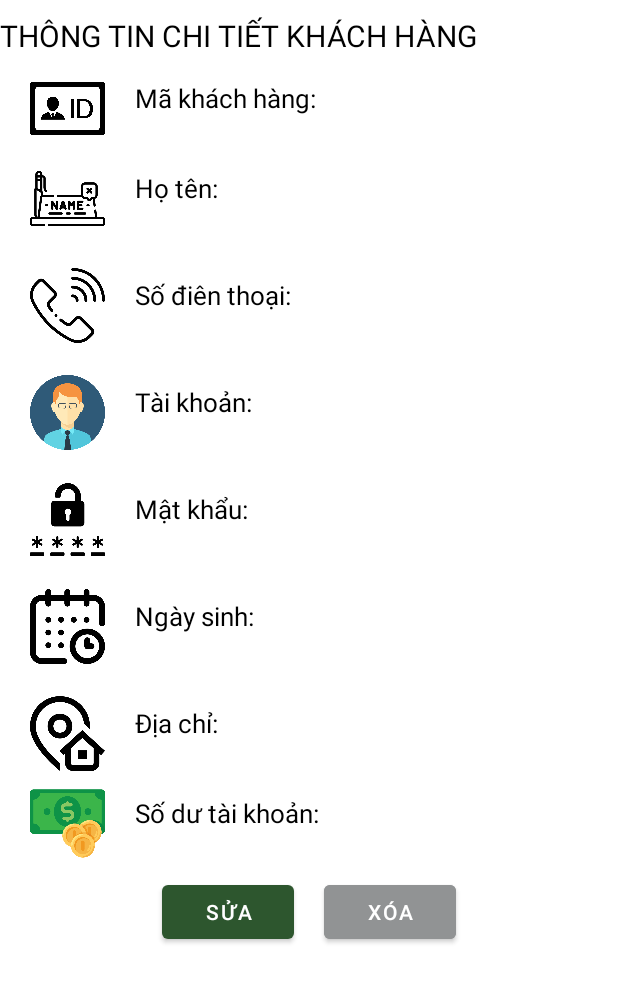
After one commit to chudinhhieu/TuHuBread, an Android app: the layout activity_chi_tiet_khach_hang.xml on its own in the app's theme, with its tools: preview values and no code run, on a phone screen of 412 x 824 dp. The commit adds this screen. Shown: the top 982 px of the screen. Run offline under Robolectric (Android 15) with nearby library versions, the phone set to English and light mode, and no system bars.

Commit message:
code chiet tiet KhachHang

```diff
--- /dev/null
+++ b/app/src/main/java/hieucdph29636/fpoly/tuhubread/Activity/ChiTiet_KhachHang.java
@@ -0,0 +1,67 @@
+package hieucdph29636.fpoly.tuhubread.Activity;
+
+import androidx.appcompat.app.AlertDialog;
+import androidx.appcompat.app.AppCompatActivity;
+
+import android.content.DialogInterface;
+import android.os.Bundle;
+import android.view.View;
+import android.widget.Button;
+import android.widget.TextView;
+
+import java.util.ArrayList;
+
+import hieucdph29636.fpoly.tuhubread.DAO.KhachHangDAO;
+import hieucdph29636.fpoly.tuhubread.DTO.KhachHang;
+import hieucdph29636.fpoly.tuhubread.R;
+
+public class ChiTiet_KhachHang extends AppCompatActivity {
+    TextView tv_maKH,tv_nameKH,tv_taiKhoanKH,tv_dateKH,tv_passKH,tv_addressKH,tv_soDuTK_KH,tv_sdtKH;
+    Button btn_deleteKH,btn_editKH;
+    KhachHangDAO khachHangDAO;
+    ArrayList<KhachHang> listKH;
+    KhachHang objKH;
+    @Override
+    protected void onCreate(Bundle savedInstanceState) {
+        super.onCreate(savedInstanceState);
+        setContentView(R.layout.activity_chi_tiet_khach_hang);
+        tv_maKH=findViewById(R.id.tv_maKH);
+        tv_nameKH=findViewById(R.id.tv_nameKH);
+        tv_taiKhoanKH=findViewById(R.id.tv_taiKhoanKH);
+        tv_dateKH=findViewById(R.id.tv_dateKH);
+        tv_passKH=findViewById(R.id.tv_passKH);
+        tv_sdtKH=findViewById(R.id.tv_sdtKH);
+        tv_addressKH=findViewById(R.id.tv_AddressKH);
+        tv_soDuTK_KH=findViewById(R.id.tv_soDuTK_KH);
+        khachHangDAO=new KhachHangDAO(getApplicationContext());
+        btn_editKH.setOnClickListener(new View.OnClickListener() {
+            @Override
+            public void onClick(View v) {
+
+            }
+        });
+        btn_deleteKH.setOnClickListener(new View.OnClickListener() {
+            @Override
+            public void onClick(View v) {
+                AlertDialog.Builder builder=new AlertDialog.Builder(getApplicationContext());
+                builder.setTitle("Bạn có muốn xóa không?");
+                builder.setNegativeButton("CANCEL", new DialogInterface.OnClickListener() {
+                    @Override
+                    public void onClick(DialogInterface dialog, int which) {
+                        dialog.cancel();
+                    }
+                });
+                builder.setPositiveButton("OK", new DialogInterface.OnClickListener() {
+                    @Override
+                    public void onClick(DialogInterface dialog, int which) {
+//                        khachHangDAO.deleteKhachHang(objKH);
+//                        khachHangDAO.close();
+//                        listKH.remove(objKH);
+//                        dialog.dismiss();
+                    }
+                });
+                builder.create().show();
+            }
+        });
+    }
+}
--- a/app/src/main/java/hieucdph29636/fpoly/tuhubread/adapter/KhachHangAdapter.java
+++ b/app/src/main/java/hieucdph29636/fpoly/tuhubread/adapter/KhachHangAdapter.java
@@ -2,6 +2,8 @@ package hieucdph29636.fpoly.tuhubread.adapter;
 
 import android.app.Activity;
 import android.content.Context;
+import android.content.Intent;
+import android.os.Bundle;
 import android.view.LayoutInflater;
 import android.view.View;
 import android.view.ViewGroup;
@@ -13,6 +15,7 @@ import androidx.recyclerview.widget.RecyclerView;
 
 import java.util.ArrayList;
 
+import hieucdph29636.fpoly.tuhubread.Activity.ChiTiet_KhachHang;
 import hieucdph29636.fpoly.tuhubread.Activity.KhachHang_Activity;
 import hieucdph29636.fpoly.tuhubread.DTO.KhachHang;
 import hieucdph29636.fpoly.tuhubread.R;
@@ -41,6 +44,25 @@ public class KhachHangAdapter extends RecyclerView.Adapter<KhachHangAdapter.View
         int k_hang=position;
         holder.tv_ten_kh.setText(listKH.get(position).getHoTen());
         holder.tv_sdt_kh.setText(listKH.get(position).getSoDienThoai());
+        holder.chitietKH.setOnClickListener(new View.OnClickListener() {
+            @Override
+            public void onClick(View v) {
+                Intent i=new Intent(context, ChiTiet_KhachHang.class);
+                Bundle bundle=new Bundle();
+                bundle.putInt("tv_maKH",listKH.get(k_hang).getId_KhachHang());
+                bundle.putString("tv_nameKH",listKH.get(k_hang).getHoTen());
+                bundle.putString("tv_sdtKH",listKH.get(k_hang).getSoDienThoai());
+                bundle.putString("tv_taiKhoanKH",listKH.get(k_hang).getTaiKhoan());
+                bundle.putString("tv_passKH",listKH.get(k_hang).getMatKhau());
+                bundle.putString("tv_dateKH",listKH.get(k_hang).getNgaySinh());
+                bundle.putString("tv_Address",listKH.get(k_hang).getDiaChi());
+                bundle.putInt("tv_soDuTK_KH",listKH.get(k_hang).getSoDuTaiKhoan());
+
+                i.putExtras(bundle);
+                context.startActivity(i);
+
+            }
+        });
     }
 
     @Override
@@ -50,10 +72,12 @@ public class KhachHangAdapter extends RecyclerView.Adapter<KhachHangAdapter.View
 
     public class ViewHolder extends RecyclerView.ViewHolder{
         TextView tv_ten_kh,tv_sdt_kh;
+        LinearLayout chitietKH;
         public ViewHolder(@NonNull View itemView) {
             super(itemView);
             tv_ten_kh = itemView.findViewById(R.id.tvTen_KH);
             tv_sdt_kh = itemView.findViewById(R.id.tv_Sdt_kH);
+            chitietKH=itemView.findViewById(R.id.chitietKH);
         }
     }
 }
--- /dev/null
+++ b/app/src/main/res/layout/activity_chi_tiet_khach_hang.xml
@@ -0,0 +1,300 @@
+<?xml version="1.0" encoding="utf-8"?>
+<LinearLayout xmlns:android="http://schemas.android.com/apk/res/android"
+    xmlns:app="http://schemas.android.com/apk/res-auto"
+    xmlns:tools="http://schemas.android.com/tools"
+    android:layout_width="match_parent"
+    android:layout_height="match_parent"
+    tools:context=".Activity.ChiTiet_KhachHang"
+    android:orientation="vertical">
+    <TextView
+        android:id="@+id/tv_ctkh"
+        android:layout_width="wrap_content"
+        android:layout_height="wrap_content"
+        android:layout_below="@id/avatar_chitiet_ls"
+        android:layout_centerHorizontal="true"
+        android:layout_marginTop="10dp"
+        android:text="THÔNG TIN CHI TIẾT KHÁCH HÀNG"
+        android:textColor="@color/black"
+        android:textSize="20sp" />
+
+    <LinearLayout
+        android:orientation="horizontal"
+        android:layout_width="match_parent"
+        android:layout_height="wrap_content"
+        android:layout_below="@id/tv_ctkh"
+        android:layout_marginLeft="20dp"
+        android:layout_marginTop="10dp"
+        android:layout_marginRight="20dp">
+
+        <ImageView
+
+            android:layout_width="50dp"
+            android:layout_height="50dp"
+            android:layout_centerVertical="true"
+            android:layout_marginRight="20dp"
+            android:src="@drawable/id" />
+
+        <TextView
+
+            android:layout_width="wrap_content"
+            android:layout_height="wrap_content"
+            android:layout_toRightOf="@id/img1"
+            android:text="Mã khách hàng: "
+            android:textColor="@color/black"
+            android:textSize="17dp" />
+
+        <TextView
+            android:id="@+id/tv_maKH"
+            android:layout_width="195dp"
+            android:layout_height="wrap_content"
+            android:layout_below="@id/tv1"
+            android:layout_toRightOf="@id/img1"
+            android:fontFamily="@font/mali"
+            android:textSize="16dp" />
+
+
+    </LinearLayout>
+
+    <LinearLayout
+        android:layout_width="match_parent"
+        android:layout_height="61dp"
+        android:layout_marginLeft="20dp"
+        android:layout_marginTop="10dp"
+        android:layout_marginRight="20dp"
+        android:orientation="horizontal">
+
+        <ImageView
+            android:layout_width="50dp"
+            android:layout_height="50dp"
+            android:layout_marginRight="20dp"
+            android:src="@drawable/username" />
+
+        <TextView
+
+            android:layout_width="wrap_content"
+            android:layout_height="wrap_content"
+            android:text="Họ tên: "
+            android:textColor="@color/black"
+            android:textSize="17dp" />
+
+        <TextView
+            android:id="@+id/tv_nameKH"
+            android:layout_width="195dp"
+            android:layout_height="wrap_content"
+            android:fontFamily="@font/mali"
+            android:textSize="16dp" />
+
+
+    </LinearLayout>
+    <LinearLayout
+        android:layout_width="match_parent"
+        android:layout_height="61dp"
+        android:layout_marginLeft="20dp"
+        android:layout_marginTop="10dp"
+        android:layout_marginRight="20dp"
+        android:orientation="horizontal">
+
+        <ImageView
+            android:layout_width="50dp"
+            android:layout_height="50dp"
+            android:layout_marginRight="20dp"
+            android:src="@drawable/phone_icon" />
+
+        <TextView
+
+            android:layout_width="wrap_content"
+            android:layout_height="wrap_content"
+            android:text="Số điên thoại: "
+            android:textColor="@color/black"
+            android:textSize="17dp" />
+
+        <TextView
+            android:id="@+id/tv_sdtKH"
+            android:layout_width="195dp"
+            android:layout_height="wrap_content"
+            android:fontFamily="@font/mali"
+            android:textSize="16dp" />
+
+
+    </LinearLayout>
+    <LinearLayout
+        android:layout_width="match_parent"
+        android:layout_height="61dp"
+        android:layout_marginLeft="20dp"
+        android:layout_marginTop="10dp"
+        android:layout_marginRight="20dp"
+        android:orientation="horizontal">
+
+        <ImageView
+
+            android:layout_width="50dp"
+            android:layout_height="50dp"
+            android:layout_marginRight="20dp"
+            android:src="@drawable/userrrrrrrr" />
+
+        <TextView
+
+            android:layout_width="wrap_content"
+            android:layout_height="wrap_content"
+            android:text="Tài khoản: "
+            android:textColor="@color/black"
+            android:textSize="17dp" />
+
+        <TextView
+            android:id="@+id/tv_taiKhoanKH"
+            android:layout_width="195dp"
+            android:layout_height="wrap_content"
+            android:fontFamily="@font/mali"
+            android:textSize="16dp" />
+
+
+    </LinearLayout>
+    <LinearLayout
+        android:layout_width="match_parent"
+        android:layout_height="61dp"
+        android:layout_marginLeft="20dp"
+        android:layout_marginTop="10dp"
+        android:layout_marginRight="20dp"
+        android:orientation="horizontal">
+
+        <ImageView
+
+            android:layout_width="50dp"
+            android:layout_height="50dp"
+            android:layout_marginRight="20dp"
+            android:src="@drawable/passwd" />
+
+        <TextView
+
+            android:layout_width="wrap_content"
+            android:layout_height="wrap_content"
+            android:text="Mật khẩu: "
+            android:textColor="@color/black"
+            android:textSize="17dp" />
+
+        <TextView
+            android:id="@+id/tv_passKH"
+            android:layout_width="195dp"
+            android:layout_height="wrap_content"
+            android:fontFamily="@font/mali"
+            android:textSize="16dp" />
+
+
+    </LinearLayout>
+    <LinearLayout
+        android:layout_width="match_parent"
+        android:layout_height="61dp"
+        android:layout_marginLeft="20dp"
+        android:layout_marginTop="10dp"
+        android:layout_marginRight="20dp"
+        android:orientation="horizontal">
+
+        <ImageView
+            android:layout_width="50dp"
+            android:layout_height="50dp"
+            android:layout_marginRight="20dp"
+            android:src="@drawable/calendar" />
+
+        <TextView
+            android:layout_width="wrap_content"
+            android:layout_height="wrap_content"
+            android:text="Ngày sinh: "
+            android:textColor="@color/black"
+            android:textSize="17dp" />
+
+        <TextView
+            android:id="@+id/tv_dateKH"
+            android:layout_width="195dp"
+            android:layout_height="wrap_content"
+            android:fontFamily="@font/mali"
+            android:textSize="16dp" />
+
+
+    </LinearLayout>
+
+    <LinearLayout
+
+        android:layout_width="match_parent"
+        android:layout_height="wrap_content"
+        android:layout_marginLeft="20dp"
+        android:layout_marginTop="10dp"
+        android:layout_marginRight="20dp">
+
+        <ImageView
+
+            android:layout_width="50dp"
+            android:layout_height="50dp"
+            android:layout_marginRight="20dp"
+            android:src="@drawable/address" />
+
+        <TextView
+
+            android:layout_width="wrap_content"
+            android:layout_height="wrap_content"
+            android:text="Địa chỉ: "
+            android:textColor="@color/black"
+            android:textSize="17dp" />
+
+        <TextView
+            android:id="@+id/tv_AddressKH"
+            android:layout_width="195dp"
+            android:layout_height="wrap_content"
+            android:fontFamily="@font/mali"
+            android:textSize="16dp" />
+
+    </LinearLayout>
+
+    <LinearLayout
+
+        android:layout_width="match_parent"
+        android:layout_height="wrap_content"
+        android:layout_marginLeft="20dp"
+        android:layout_marginTop="10dp"
+        android:layout_marginRight="20dp">
+
+        <ImageView
+
+            android:layout_width="50dp"
+            android:layout_height="50dp"
+            android:layout_marginRight="20dp"
+            android:src="@drawable/money" />
+
+        <TextView
+
+            android:layout_width="wrap_content"
+            android:layout_height="wrap_content"
+            android:layout_toRightOf="@id/img1"
+            android:text="Số dư tài khoản: "
+            android:textColor="@color/black"
+            android:textSize="17dp" />
+
+        <TextView
+            android:id="@+id/tv_soDuTK_KH"
+            android:layout_width="195dp"
+            android:layout_height="wrap_content"
+            android:fontFamily="@font/mali"
+            android:textSize="16dp" />
+
+
+    </LinearLayout>
+    <LinearLayout
+        android:layout_width="match_parent"
+        android:layout_height="wrap_content"
+        android:orientation="horizontal"
+        android:gravity="center_horizontal"
+        android:layout_margin="10dp">
+        <Button
+            android:id="@+id/btn_editKH"
+            android:layout_width="wrap_content"
+            android:layout_height="wrap_content"
+            android:text="Sửa"
+            android:layout_marginRight="20dp"/>
+        <Button
+            android:id="@+id/btn_deleteKH"
+            android:layout_width="wrap_content"
+            android:layout_height="wrap_content"
+            android:text="Xóa"
+            android:backgroundTint="#919394"/>
+    </LinearLayout>
+
+</LinearLayout>
--- a/app/src/main/res/layout/item_khachhang.xml
+++ b/app/src/main/res/layout/item_khachhang.xml
@@ -4,7 +4,8 @@
     android:layout_height="wrap_content"
     android:orientation="horizontal"
     android:background="#E1B3B3"
-    android:padding="10dp">
+    android:padding="10dp"
+    android:id="@+id/chitietKH">
 
     <ImageView
         android:layout_width="130dp"
```
Also changed, not shown: app/src/main/AndroidManifest.xml (+8 -1 lines), app/src/main/res/drawable/address.png (added), app/src/main/res/drawable/img_1.jpg (deleted), app/src/main/res/drawable/img_2.jpg (deleted), app/src/main/res/drawable/img_3.jpg (deleted).
